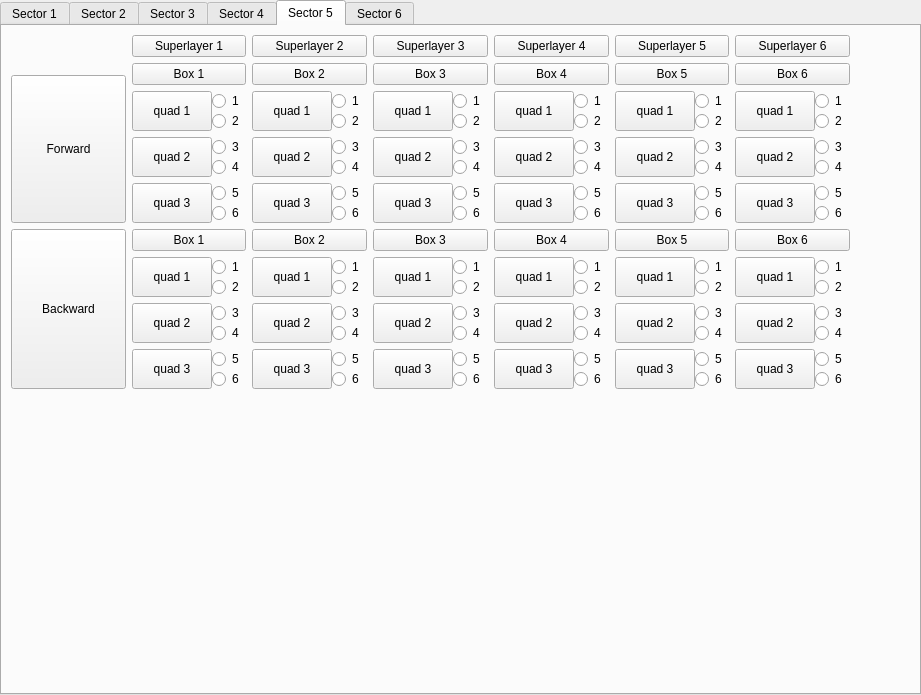
Old version of the form DBTab.ui in the repository JeffersonLab/clas12-dc-wiremap.
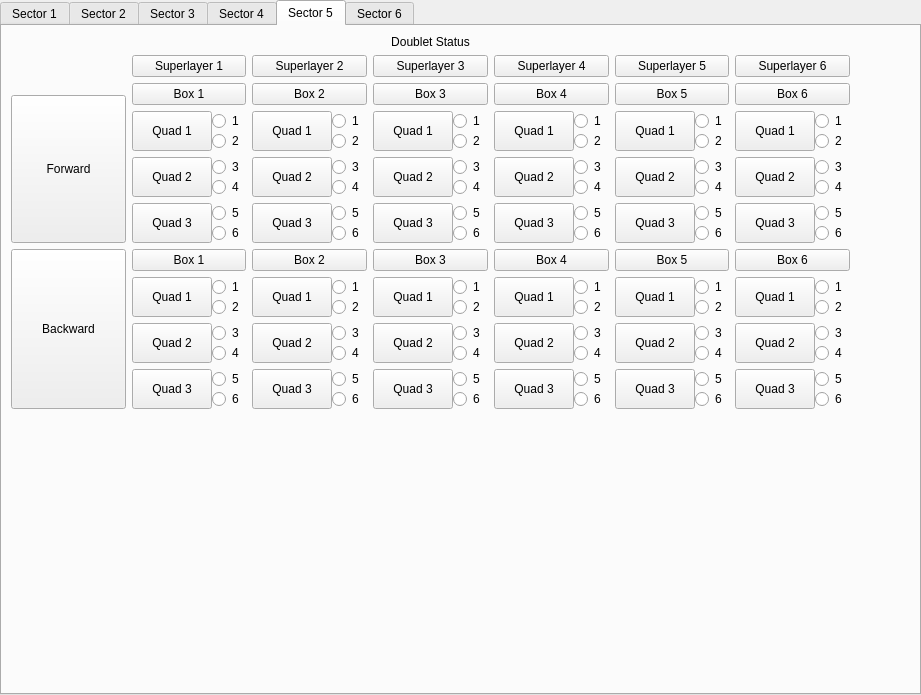
New version of the form.

Commit message: look at sector 5

Diff of the .ui file:
```diff
--- a/DBTab.ui
+++ b/DBTab.ui
@@ -7574,6 +7574,16 @@
      <layout class="QHBoxLayout" name="horizontalLayout_5">
       <item>
        <layout class="QVBoxLayout" name="verticalLayout_79">
+        <item>
+         <widget class="QLabel" name="label">
+          <property name="text">
+           <string>Doublet Status</string>
+          </property>
+          <property name="alignment">
+           <set>Qt::AlignCenter</set>
+          </property>
+         </widget>
+        </item>
         <item>
          <layout class="QHBoxLayout" name="horizontalLayout_6">
           <item>
@@ -7666,7 +7676,7 @@
                  <string notr="true"/>
                 </property>
                 <property name="text">
-                 <string>quad 1</string>
+                 <string>Quad 1</string>
                 </property>
                 <property name="checkable">
                  <bool>true</bool>
@@ -7716,7 +7726,7 @@
                  </sizepolicy>
                 </property>
                 <property name="text">
-                 <string>quad 2</string>
+                 <string>Quad 2</string>
                 </property>
                 <property name="checkable">
                  <bool>true</bool>
@@ -7763,7 +7773,7 @@
                  </sizepolicy>
                 </property>
                 <property name="text">
-                 <string>quad 3</string>
+                 <string>Quad 3</string>
                 </property>
                 <property name="checkable">
                  <bool>true</bool>
@@ -7834,7 +7844,7 @@
                  </sizepolicy>
                 </property>
                 <property name="text">
-                 <string>quad 1</string>
+                 <string>Quad 1</string>
                 </property>
                 <property name="checkable">
                  <bool>true</bool>
@@ -7884,7 +7894,7 @@
                  </sizepolicy>
                 </property>
                 <property name="text">
-                 <string>quad 2</string>
+                 <string>Quad 2</string>
                 </property>
                 <property name="checkable">
                  <bool>true</bool>
@@ -7931,7 +7941,7 @@
                  </sizepolicy>
                 </property>
                 <property name="text">
-                 <string>quad 3</string>
+                 <string>Quad 3</string>
                 </property>
                 <property name="checkable">
                  <bool>true</bool>
@@ -8005,7 +8015,7 @@
                  <string notr="true"/>
                 </property>
                 <property name="text">
-                 <string>quad 1</string>
+                 <string>Quad 1</string>
                 </property>
                 <property name="checkable">
                  <bool>true</bool>
@@ -8055,7 +8065,7 @@
                  </sizepolicy>
                 </property>
                 <property name="text">
-                 <string>quad 2</string>
+                 <string>Quad 2</string>
                 </property>
                 <property name="checkable">
                  <bool>true</bool>
@@ -8102,7 +8112,7 @@
                  </sizepolicy>
                 </property>
                 <property name="text">
-                 <string>quad 3</string>
+                 <string>Quad 3</string>
                 </property>
                 <property name="checkable">
                  <bool>true</bool>
@@ -8176,7 +8186,7 @@
                  <string notr="true"/>
                 </property>
                 <property name="text">
-                 <string>quad 1</string>
+                 <string>Quad 1</string>
                 </property>
                 <property name="checkable">
                  <bool>true</bool>
@@ -8226,7 +8236,7 @@
                  </sizepolicy>
                 </property>
                 <property name="text">
-                 <string>quad 2</string>
+                 <string>Quad 2</string>
                 </property>
                 <property name="checkable">
                  <bool>true</bool>
@@ -8273,7 +8283,7 @@
                  </sizepolicy>
                 </property>
                 <property name="text">
-                 <string>quad 3</string>
+                 <string>Quad 3</string>
                 </property>
                 <property name="checkable">
                  <bool>true</bool>
@@ -8347,7 +8357,7 @@
                  <string notr="true"/>
                 </property>
                 <property name="text">
-                 <string>quad 1</string>
+                 <string>Quad 1</string>
                 </property>
                 <property name="checkable">
                  <bool>true</bool>
@@ -8397,7 +8407,7 @@
                  </sizepolicy>
                 </property>
                 <property name="text">
-                 <string>quad 2</string>
+                 <string>Quad 2</string>
                 </property>
                 <property name="checkable">
                  <bool>true</bool>
@@ -8444,7 +8454,7 @@
                  </sizepolicy>
                 </property>
                 <property name="text">
-                 <string>quad 3</string>
+                 <string>Quad 3</string>
                 </property>
                 <property name="checkable">
                  <bool>true</bool>
@@ -8518,7 +8528,7 @@
                  <string notr="true"/>
                 </property>
                 <property name="text">
-                 <string>quad 1</string>
+                 <string>Quad 1</string>
                 </property>
                 <property name="checkable">
                  <bool>true</bool>
@@ -8568,7 +8578,7 @@
                  </sizepolicy>
                 </property>
                 <property name="text">
-                 <string>quad 2</string>
+                 <string>Quad 2</string>
                 </property>
                 <property name="checkable">
                  <bool>true</bool>
@@ -8615,7 +8625,7 @@
                  </sizepolicy>
                 </property>
                 <property name="text">
-                 <string>quad 3</string>
+                 <string>Quad 3</string>
                 </property>
                 <property name="checkable">
                  <bool>true</bool>
@@ -8699,7 +8709,7 @@
                  <string notr="true"/>
                 </property>
                 <property name="text">
-                 <string>quad 1</string>
+                 <string>Quad 1</string>
                 </property>
                 <property name="checkable">
                  <bool>true</bool>
@@ -8749,7 +8759,7 @@
                  </sizepolicy>
                 </property>
                 <property name="text">
-                 <string>quad 2</string>
+                 <string>Quad 2</string>
                 </property>
                 <property name="checkable">
                  <bool>true</bool>
@@ -8796,7 +8806,7 @@
                  </sizepolicy>
                 </property>
                 <property name="text">
-                 <string>quad 3</string>
+                 <string>Quad 3</string>
                 </property>
                 <property name="checkable">
                  <bool>true</bool>
@@ -8857,7 +8867,7 @@
                  </sizepolicy>
                 </property>
                 <property name="text">
-                 <string>quad 1</string>
+                 <string>Quad 1</string>
                 </property>
                 <property name="checkable">
                  <bool>true</bool>
@@ -8907,7 +8917,7 @@
                  </sizepolicy>
                 </property>
                 <property name="text">
-                 <string>quad 2</string>
+                 <string>Quad 2</string>
                 </property>
                 <property name="checkable">
                  <bool>true</bool>
@@ -8954,7 +8964,7 @@
                  </sizepolicy>
                 </property>
                 <property name="text">
-                 <string>quad 3</string>
+                 <string>Quad 3</string>
                 </property>
                 <property name="checkable">
                  <bool>true</bool>
@@ -9018,7 +9028,7 @@
                  <string notr="true"/>
                 </property>
                 <property name="text">
-                 <string>quad 1</string>
+                 <string>Quad 1</string>
                 </property>
                 <property name="checkable">
                  <bool>true</bool>
@@ -9068,7 +9078,7 @@
                  </sizepolicy>
                 </property>
                 <property name="text">
-                 <string>quad 2</string>
+                 <string>Quad 2</string>
                 </property>
                 <property name="checkable">
                  <bool>true</bool>
@@ -9115,7 +9125,7 @@
                  </sizepolicy>
                 </property>
                 <property name="text">
-                 <string>quad 3</string>
+                 <string>Quad 3</string>
                 </property>
                 <property name="checkable">
                  <bool>true</bool>
@@ -9179,7 +9189,7 @@
                  <string notr="true"/>
                 </property>
                 <property name="text">
-                 <string>quad 1</string>
+                 <string>Quad 1</string>
                 </property>
                 <property name="checkable">
                  <bool>true</bool>
@@ -9229,7 +9239,7 @@
                  </sizepolicy>
                 </property>
                 <property name="text">
-                 <string>quad 2</string>
+                 <string>Quad 2</string>
                 </property>
                 <property name="checkable">
                  <bool>true</bool>
@@ -9276,7 +9286,7 @@
                  </sizepolicy>
                 </property>
                 <property name="text">
-                 <string>quad 3</string>
+                 <string>Quad 3</string>
                 </property>
                 <property name="checkable">
                  <bool>true</bool>
@@ -9340,7 +9350,7 @@
                  <string notr="true"/>
                 </property>
                 <property name="text">
-                 <string>quad 1</string>
+                 <string>Quad 1</string>
                 </property>
                 <property name="checkable">
                  <bool>true</bool>
@@ -9390,7 +9400,7 @@
                  </sizepolicy>
                 </property>
                 <property name="text">
-                 <string>quad 2</string>
+                 <string>Quad 2</string>
                 </property>
                 <property name="checkable">
                  <bool>true</bool>
@@ -9437,7 +9447,7 @@
                  </sizepolicy>
                 </property>
                 <property name="text">
-                 <string>quad 3</string>
+                 <string>Quad 3</string>
                 </property>
                 <property name="checkable">
                  <bool>true</bool>
@@ -9501,7 +9511,7 @@
                  <string notr="true"/>
                 </property>
                 <property name="text">
-                 <string>quad 1</string>
+                 <string>Quad 1</string>
                 </property>
                 <property name="checkable">
                  <bool>true</bool>
@@ -9551,7 +9561,7 @@
                  </sizepolicy>
                 </property>
                 <property name="text">
-                 <string>quad 2</string>
+                 <string>Quad 2</string>
                 </property>
                 <property name="checkable">
                  <bool>true</bool>
@@ -9598,7 +9608,7 @@
                  </sizepolicy>
                 </property>
                 <property name="text">
-                 <string>quad 3</string>
+                 <string>Quad 3</string>
                 </property>
                 <property name="checkable">
                  <bool>true</bool>
```
Left out of the diff: 24 changed lines with no effect on the pictures.
